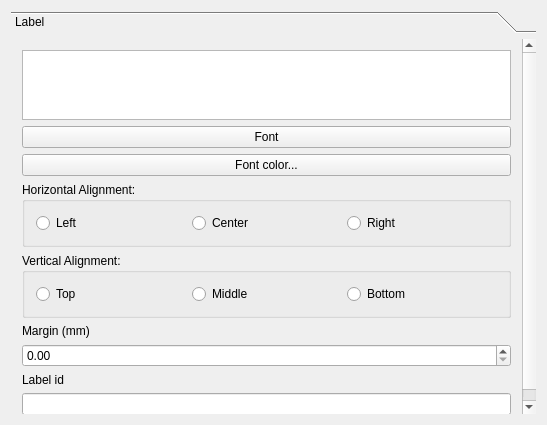
kadas-albireo/kadas-albireo, file src/ui/qgscomposerlabelwidgetbase.ui: the form before one commit.
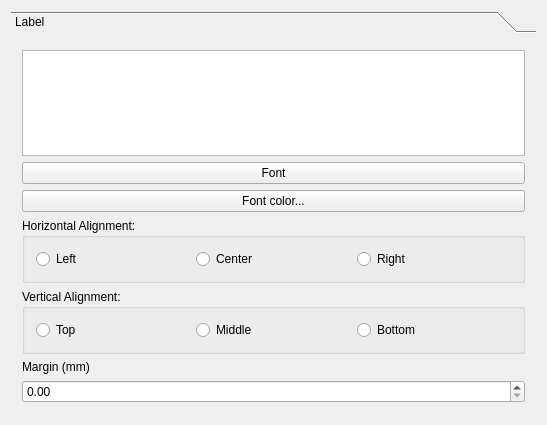
The form after the commit.

```diff
--- a/src/ui/qgscomposerlabelwidgetbase.ui
+++ b/src/ui/qgscomposerlabelwidgetbase.ui
@@ -30,8 +30,8 @@
        <rect>
         <x>0</x>
         <y>0</y>
-        <width>513</width>
-        <height>402</height>
+        <width>529</width>
+        <height>376</height>
        </rect>
       </property>
       <attribute name="label">
@@ -141,16 +141,6 @@
          </layout>
         </widget>
        </item>
-       <item row="9" column="0">
-        <widget class="QLineEdit" name="mLabelIdLineEdit"/>
-       </item>
-       <item row="8" column="0">
-        <widget class="QLabel" name="mIdLabel">
-         <property name="text">
-          <string>Label id</string>
-         </property>
-        </widget>
-       </item>
       </layout>
      </widget>
     </widget>
```
